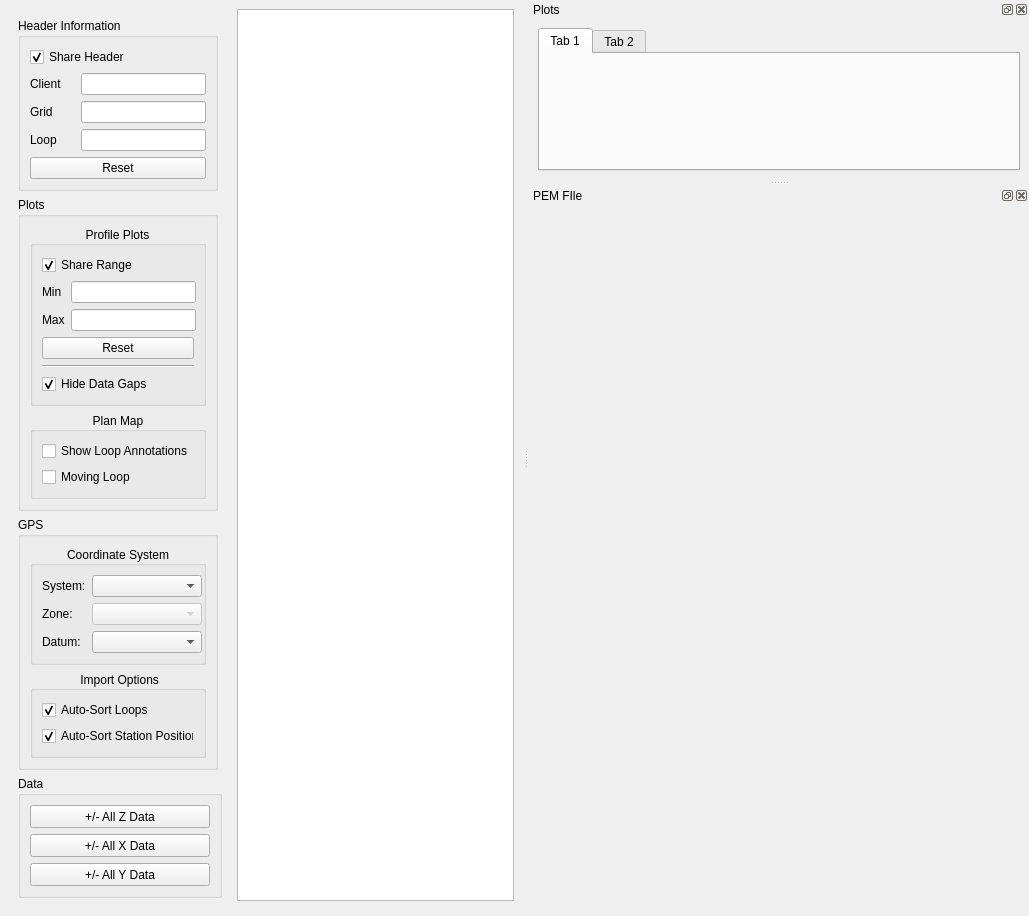
Eric-Meunier/Processor-Suite, file src/qt_ui/pem_editor_window.ui: the form before one commit.
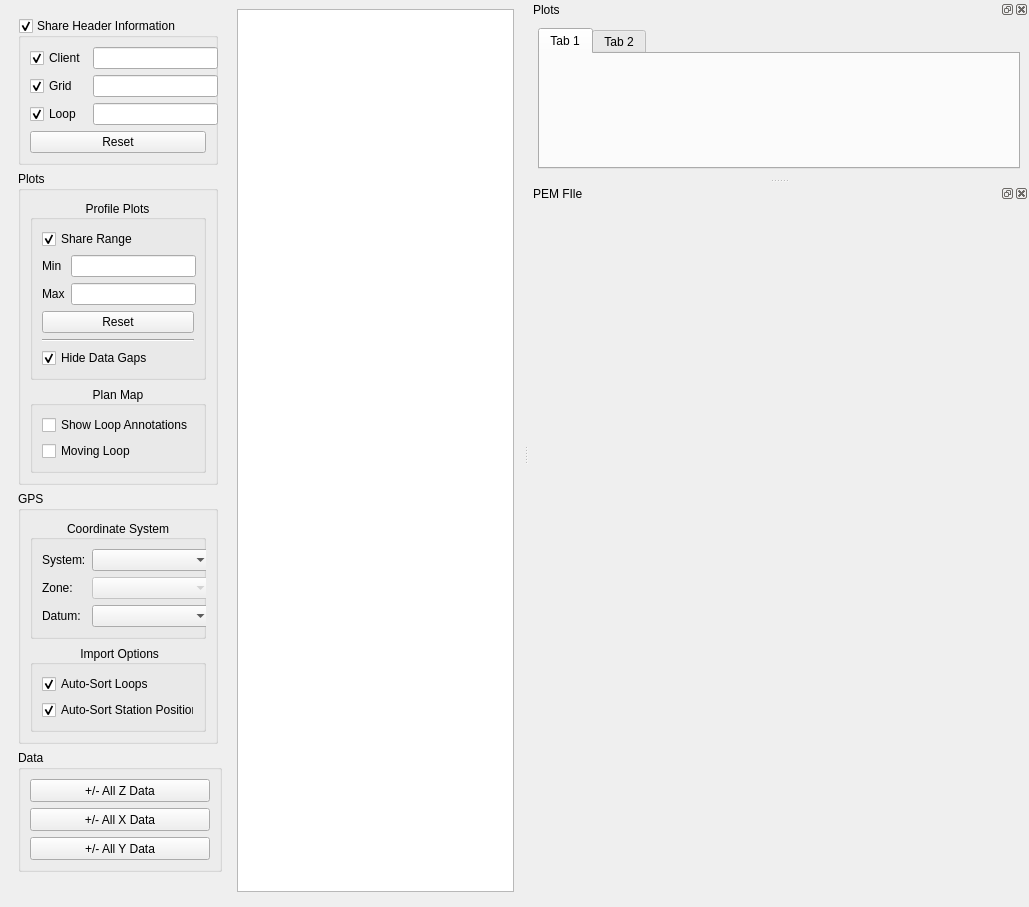
The form after the commit.

Commit message: Can now drag in gpx files. Changed header sharing to be individual for client/grid/loop.

Diff of the .ui file:
```diff
--- a/src/qt_ui/pem_editor_window.ui
+++ b/src/qt_ui/pem_editor_window.ui
@@ -99,30 +99,16 @@
           </font>
          </property>
          <property name="title">
-          <string>Header Information</string>
+          <string>Share Header Information</string>
          </property>
          <property name="flat">
           <bool>false</bool>
          </property>
          <property name="checkable">
-          <bool>false</bool>
+          <bool>true</bool>
          </property>
          <layout class="QGridLayout" name="share_header_layout">
-          <item row="1" column="0">
-           <widget class="QLabel" name="client_label">
-            <property name="font">
-             <font>
-              <family>MS Shell Dlg 2</family>
-              <weight>50</weight>
-              <bold>false</bold>
-             </font>
-            </property>
-            <property name="text">
-             <string>Client</string>
-            </property>
-           </widget>
-          </item>
-          <item row="3" column="1">
+          <item row="2" column="1">
            <widget class="QLineEdit" name="loop_edit">
             <property name="sizePolicy">
              <sizepolicy hsizetype="Maximum" vsizetype="Fixed">
@@ -144,39 +130,32 @@
             </property>
            </widget>
           </item>
-          <item row="2" column="1" alignment="Qt::AlignRight">
-           <widget class="QLineEdit" name="grid_edit">
-            <property name="sizePolicy">
-             <sizepolicy hsizetype="Maximum" vsizetype="Fixed">
-              <horstretch>0</horstretch>
-              <verstretch>0</verstretch>
-             </sizepolicy>
-            </property>
-            <property name="minimumSize">
-             <size>
-              <width>125</width>
-              <height>0</height>
-             </size>
-            </property>
-            <property name="maximumSize">
-             <size>
-              <width>100</width>
-              <height>16777215</height>
-             </size>
-            </property>
-            <property name="frame">
-             <bool>true</bool>
-            </property>
-           </widget>
-          </item>
-          <item row="3" column="0">
-           <widget class="QLabel" name="loop_label">
-            <property name="text">
-             <string>Loop</string>
-            </property>
-           </widget>
-          </item>
           <item row="1" column="1" alignment="Qt::AlignRight">
+           <widget class="QLineEdit" name="grid_edit">
+            <property name="sizePolicy">
+             <sizepolicy hsizetype="Maximum" vsizetype="Fixed">
+              <horstretch>0</horstretch>
+              <verstretch>0</verstretch>
+             </sizepolicy>
+            </property>
+            <property name="minimumSize">
+             <size>
+              <width>125</width>
+              <height>0</height>
+             </size>
+            </property>
+            <property name="maximumSize">
+             <size>
+              <width>100</width>
+              <height>16777215</height>
+             </size>
+            </property>
+            <property name="frame">
+             <bool>true</bool>
+            </property>
+           </widget>
+          </item>
+          <item row="0" column="1" alignment="Qt::AlignRight">
            <widget class="QLineEdit" name="client_edit">
             <property name="sizePolicy">
              <sizepolicy hsizetype="Fixed" vsizetype="Fixed">
@@ -201,32 +180,40 @@
             </property>
            </widget>
           </item>
-          <item row="2" column="0">
-           <widget class="QLabel" name="grid_label">
-            <property name="text">
-             <string>Grid</string>
-            </property>
-           </widget>
-          </item>
-          <item row="4" column="0" colspan="2">
+          <item row="3" column="0" colspan="2">
            <widget class="QPushButton" name="reset_header_btn">
             <property name="text">
              <string>Reset</string>
             </property>
            </widget>
           </item>
-          <item row="0" column="0" colspan="2">
-           <widget class="QCheckBox" name="share_header_checkbox">
-            <property name="font">
-             <font>
-              <family>MS Shell Dlg 2</family>
-              <weight>50</weight>
-              <italic>false</italic>
-              <bold>false</bold>
-             </font>
+          <item row="0" column="0">
+           <widget class="QCheckBox" name="share_client_cbox">
+            <property name="text">
+             <string>Client</string>
             </property>
+            <property name="checked">
+             <bool>true</bool>
+            </property>
+           </widget>
+          </item>
+          <item row="1" column="0">
+           <widget class="QCheckBox" name="share_grid_cbox">
             <property name="text">
-             <string>Share Header</string>
+             <string>Grid</string>
+            </property>
+            <property name="checked">
+             <bool>true</bool>
+            </property>
+           </widget>
+          </item>
+          <item row="2" column="0">
+           <widget class="QCheckBox" name="share_loop_cbox">
+            <property name="text">
+             <string>Loop</string>
+            </property>
+            <property name="checkable">
+             <bool>true</bool>
             </property>
             <property name="checked">
              <bool>true</bool>
@@ -469,10 +456,16 @@
                </property>
                <property name="minimumSize">
                 <size>
-                 <width>110</width>
+                 <width>120</width>
                  <height>0</height>
                 </size>
                </property>
+               <property name="maximumSize">
+                <size>
+                 <width>120</width>
+                 <height>16777215</height>
+                </size>
+               </property>
                <property name="layoutDirection">
                 <enum>Qt::LeftToRight</enum>
                </property>
@@ -491,10 +484,16 @@
                </property>
                <property name="minimumSize">
                 <size>
-                 <width>110</width>
+                 <width>120</width>
                  <height>0</height>
                 </size>
                </property>
+               <property name="maximumSize">
+                <size>
+                 <width>120</width>
+                 <height>16777215</height>
+                </size>
+               </property>
                <property name="layoutDirection">
                 <enum>Qt::LeftToRight</enum>
                </property>
@@ -510,10 +509,16 @@
                </property>
                <property name="minimumSize">
                 <size>
-                 <width>110</width>
+                 <width>120</width>
                  <height>0</height>
                 </size>
                </property>
+               <property name="maximumSize">
+                <size>
+                 <width>120</width>
+                 <height>16777215</height>
+                </size>
+               </property>
                <property name="layoutDirection">
                 <enum>Qt::LeftToRight</enum>
                </property>
```
Left out of the diff: 2 changed lines with no effect on the pictures. The commit also changes 3 other files.
